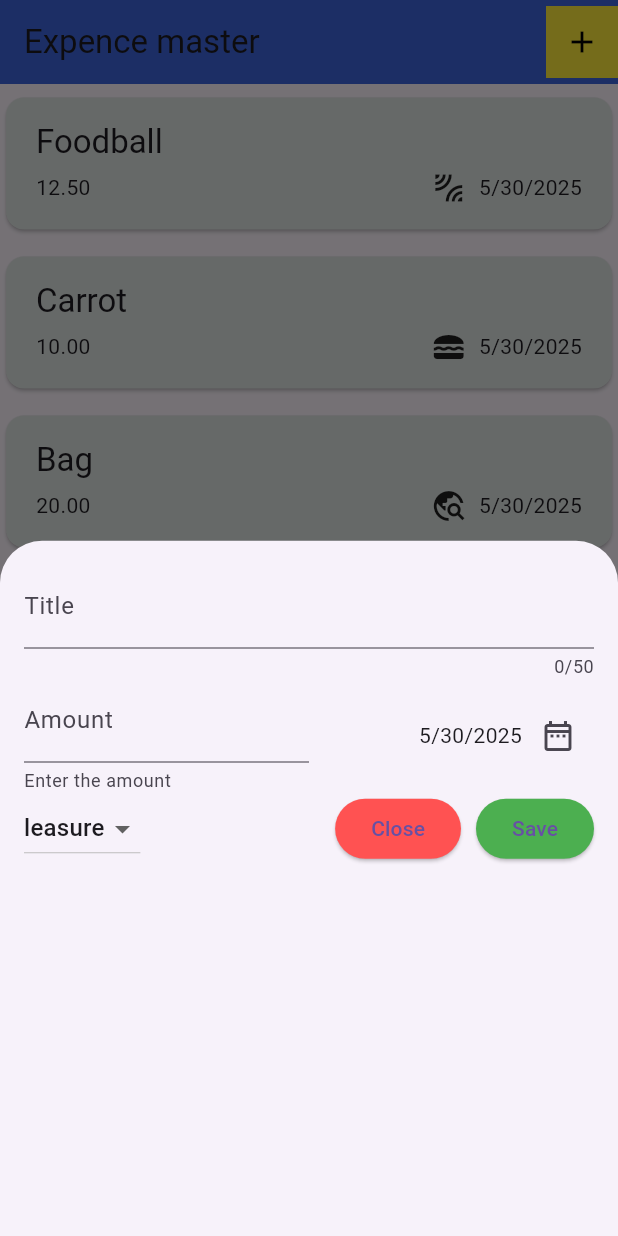
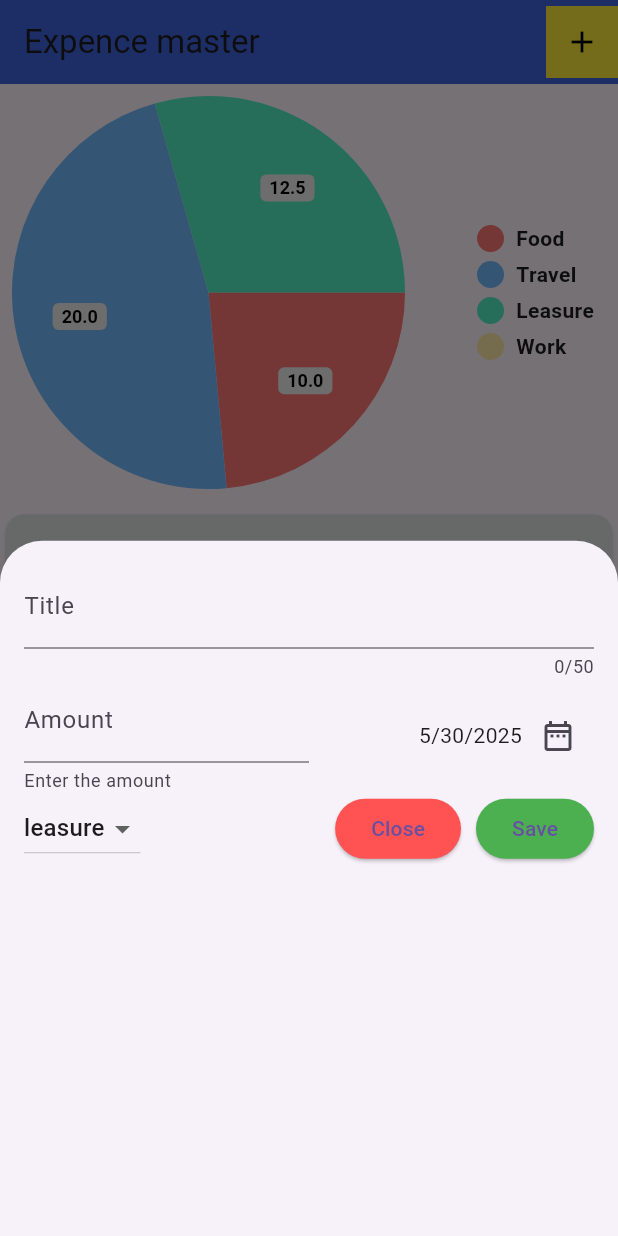
Before and after one commit to IT21239298/FLUTTER-FIRST, a Flutter app: the screen it shows after launch, after a tap on the "add" icon, on a phone screen of 412 x 824 dp. Run offline on Flutter 3.47's test engine with Material 3 defaults, Android fonts, the phone set to English and light mode, and no system bars; drawn by our look-alikes of pie_chart; our stand-ins replace hive, hive_flutter; accounts and stored records are empty.

Commit message:
init hive local Storage

```diff
--- a/flutter_application_1/lib/main.dart
+++ b/flutter_application_1/lib/main.dart
@@ -1,7 +1,14 @@
 import 'package:flutter/material.dart';
+import 'package:flutter_application_1/models/expence.dart';
 import 'package:flutter_application_1/pages/expences.dart';
+import 'package:flutter_application_1/server/categories_adapter.dart';
+import 'package:hive_flutter/adapters.dart';
 
-void main() {
+void main() async {
+  await Hive.initFlutter();
+  Hive.registerAdapter(ExpenceModelAdapter());
+  Hive.registerAdapter(CategoriesAdapter());
+  await Hive.openBox("expenceDatabase");
   runApp(const MainApp());
 }
 
@@ -12,7 +19,7 @@ class MainApp extends StatelessWidget {
   Widget build(BuildContext context) {
     return const MaterialApp(
       debugShowCheckedModeBanner: false,
-      home:Expences(),
+      home: Expences(),
     );
   }
 }
--- a/flutter_application_1/lib/models/expence.dart
+++ b/flutter_application_1/lib/models/expence.dart
@@ -1,6 +1,9 @@
 import 'package:flutter/material.dart';
 import 'package:intl/intl.dart';
 import 'package:uuid/uuid.dart';
+import 'package:hive/hive.dart';
+
+part 'expence.g.dart';
 
 //create uuid
 final uuid = const Uuid().v4();
@@ -18,6 +21,7 @@ final CategoryIcons = {
   Category.work: Icons.work,
 };
 
+@HiveType(typeId: 1)
 class ExpenceModel {
   //constructor
   ExpenceModel({
@@ -27,10 +31,17 @@ class ExpenceModel {
     required this.category,
   }) : id = uuid;
 
+  @HiveField(0)
   final String id;
+
+  @HiveField(1)
   final String title;
+
+  @HiveField(2)
   final double amount;
+  @HiveField(3)
   final DateTime date;
+  @HiveField(4)
   final Category category;
 
   //getter > formattedDate
--- a/flutter_application_1/lib/pages/expences.dart
+++ b/flutter_application_1/lib/pages/expences.dart
@@ -1,7 +1,10 @@
 import 'package:flutter/material.dart';
 import 'package:flutter_application_1/models/expence.dart';
+import 'package:flutter_application_1/server/database.dart';
 import 'package:flutter_application_1/widgets/add_new_expence.dart';
 import 'package:flutter_application_1/widgets/expence_list.dart';
+import 'package:hive/hive.dart';
+import 'package:pie_chart/pie_chart.dart';
 
 class Expences extends StatefulWidget {
   const Expences({super.key});
@@ -11,32 +14,65 @@ class Expences extends StatefulWidget {
 }
 
 class _ExpencesState extends State<Expences> {
-  final List<ExpenceModel> _expenceList = [
-    ExpenceModel(
-      title: "Foodball",
-      amount: 12.5,
-      date: DateTime.now(),
-      category: Category.leasure,
-    ),
-    ExpenceModel(
-      title: "Carrot",
-      amount: 10,
-      date: DateTime.now(),
-      category: Category.food,
-    ),
-    ExpenceModel(
-      title: "Bag",
-      amount: 20,
-      date: DateTime.now(),
-      category: Category.travel,
-    ),
-  ];
+  final _myBox = Hive.box("expenceDatabase");
+  Database db = Database();
+  // final List<ExpenceModel> _expenceList = [
+  //   ExpenceModel(
+  //     title: "Foodball",
+  //     amount: 12.5,
+  //     date: DateTime.now(),
+  //     category: Category.leasure,
+  //   ),
+  //   ExpenceModel(
+  //     title: "Carrot",
+  //     amount: 10,
+  //     date: DateTime.now(),
+  //     category: Category.food,
+  //   ),
+  //   ExpenceModel(
+  //     title: "Bag",
+  //     amount: 20,
+  //     date: DateTime.now(),
+  //     category: Category.travel,
+  //   ),
+  // ];
 
   //add new expence
   void onAddNewExpence(ExpenceModel expence) {
     setState(() {
-      _expenceList.add(expence);
+      db.expenceList.add(expence);
+      calCategoryValues();
     });
+    db.updateData();
+  }
+
+  //remove expence
+  void onDeleteExpence(ExpenceModel expence) {
+    //store the deleting expence
+    ExpenceModel deletingExpence = expence;
+    //get the index of the removing expence
+    final int removingIndex = db.expenceList.indexOf(expence);
+    setState(() {
+      db.expenceList.remove(expence);
+      db.updateData();
+      calCategoryValues();
+    });
+    // show snackbar
+    ScaffoldMessenger.of(context).showSnackBar(
+      SnackBar(
+        content: const Text("Delete Successful"),
+        action: SnackBarAction(
+          label: "Undo",
+          onPressed: () {
+            setState(() {
+              db.expenceList.insert(removingIndex, deletingExpence);
+              db.updateData();
+              calCategoryValues();
+            });
+          },
+        ),
+      ),
+    );
   }
 
   //function to open a modal overlay
@@ -47,6 +83,69 @@ class _ExpencesState extends State<Expences> {
         return AddNewExpence(onAddExpence: onAddNewExpence);
       },
     );
+  }
+
+  //pie chart
+  Map<String, double> dataMap = {
+    "Food": 0,
+    "Travel": 0,
+    "Leasure": 0,
+    "Work": 0,
+  };
+
+  double foodVal = 0;
+  double travelVal = 0;
+  double leasurelVal = 0;
+  double workVal = 0;
+
+  void calCategoryValues() {
+    double foodValTotal = 0;
+    double travelValTotal = 0;
+    double leasurelValTotal = 0;
+    double workValTotal = 0;
+
+    for (final expence in db.expenceList) {
+      if (expence.category == Category.food) {
+        foodValTotal += expence.amount;
+      }
+      if (expence.category == Category.leasure) {
+        leasurelValTotal += expence.amount;
+      }
+      if (expence.category == Category.work) {
+        workValTotal += expence.amount;
+      }
+      if (expence.category == Category.travel) {
+        travelValTotal += expence.amount;
+      }
+    }
+    setState(() {
+      foodVal = foodValTotal;
+      travelVal = travelValTotal;
+      leasurelVal = leasurelValTotal;
+      workVal = workValTotal;
+    });
+
+    //update the data map
+    dataMap = {
+      "Food": foodVal,
+      "Travel": travelVal,
+      "Leasure": leasurelVal,
+      "Work": workVal,
+    };
+  }
+
+  @override
+  void initState() {
+    super.initState();
+    calCategoryValues();
+    //if this is the first time create the initial data
+    if (_myBox.get("EXP_DATA") == null) {
+      db.createInitialDatabase();
+      calCategoryValues();
+    } else {
+      db.loadData();
+      calCategoryValues();
+    }
   }
 
   @override
@@ -66,7 +165,15 @@ class _ExpencesState extends State<Expences> {
           ),
         ],
       ),
-      body: Column(children: [ExpenceList(expenceList: _expenceList)]),
+      body: Column(
+        children: [
+          PieChart(dataMap: dataMap),
+          ExpenceList(
+            expenceList: db.expenceList,
+            onDeleteExpence: onDeleteExpence,
+          ),
+        ],
+      ),
     );
   }
 }
--- /dev/null
+++ b/flutter_application_1/lib/server/database.dart
@@ -0,0 +1,49 @@
+import 'package:flutter_application_1/models/expence.dart';
+import 'package:hive/hive.dart';
+
+class Database {
+  final _myBox = Hive.box("expenceDatabase");
+
+  List<ExpenceModel> expenceList = [];
+
+  //create the init expence list function
+
+  void createInitialDatabase() {
+    expenceList = [
+      ExpenceModel(
+        title: "Foodball",
+        amount: 12.5,
+        date: DateTime.now(),
+        category: Category.leasure,
+      ),
+      ExpenceModel(
+        title: "Carrot",
+        amount: 10,
+        date: DateTime.now(),
+        category: Category.food,
+      ),
+      ExpenceModel(
+        title: "Bag",
+        amount: 20,
+        date: DateTime.now(),
+        category: Category.travel,
+      ),
+    ];
+  }
+
+  //load the data
+  void loadData() {
+    final dynamic data = _myBox.get("EXP_DATA");
+
+    //validate the data
+    if (data != null && data is List<dynamic>) {
+      expenceList = data.cast<ExpenceModel>().toList();
+    }
+  }
+
+  //update the data
+  Future<void> updateData() async {
+    await _myBox.put("EXP_DATA", expenceList);
+    print("data saved");
+  }
+}
--- a/flutter_application_1/lib/widgets/expence_list.dart
+++ b/flutter_application_1/lib/widgets/expence_list.dart
@@ -3,9 +3,13 @@ import 'package:flutter_application_1/models/expence.dart';
 import 'package:flutter_application_1/widgets/expence_tile.dart';
 
 class ExpenceList extends StatelessWidget {
-  const ExpenceList({super.key, required this.expenceList});
-
   final List<ExpenceModel> expenceList;
+  final void Function(ExpenceModel expence) onDeleteExpence;
+  const ExpenceList({
+    super.key,
+    required this.expenceList,
+    required this.onDeleteExpence,
+  });
 
   @override
   Widget build(BuildContext context) {
@@ -15,7 +19,14 @@ class ExpenceList extends StatelessWidget {
         itemBuilder: (context, index) {
           return Padding(
             padding: const EdgeInsets.symmetric(vertical: 5),
-            child: ExpenceTile(expence: expenceList[index]),
+            child: Dismissible(
+              key: ValueKey(expenceList[index]),
+              direction: DismissDirection.startToEnd,
+              onDismissed: (direction) {
+                onDeleteExpence(expenceList[index]);
+              },
+              child: ExpenceTile(expence: expenceList[index]),
+            ),
           );
         },
       ),
--- a/flutter_application_1/pubspec.yaml
+++ b/flutter_application_1/pubspec.yaml
@@ -9,13 +9,18 @@ environment:
 dependencies:
   flutter:
     sdk: flutter
+  hive: ^2.2.3
+  hive_flutter: ^1.1.0
   intl: ^0.20.2
+  pie_chart: ^5.4.0
   uuid: ^4.5.1
 
 dev_dependencies:
   flutter_test:
     sdk: flutter
   flutter_lints: ^5.0.0
+  hive_generator: ^2.0.1
+  build_runner: ^2.4.15
 
 flutter:
   uses-material-design: true
```
Also changed, not shown: flutter_application_1/lib/server/categories_adapter.dart (added, +16 -0 lines), flutter_application_1/lib/models/expence.g.dart (added), flutter_application_1/pubspec.lock, 10 other files.
